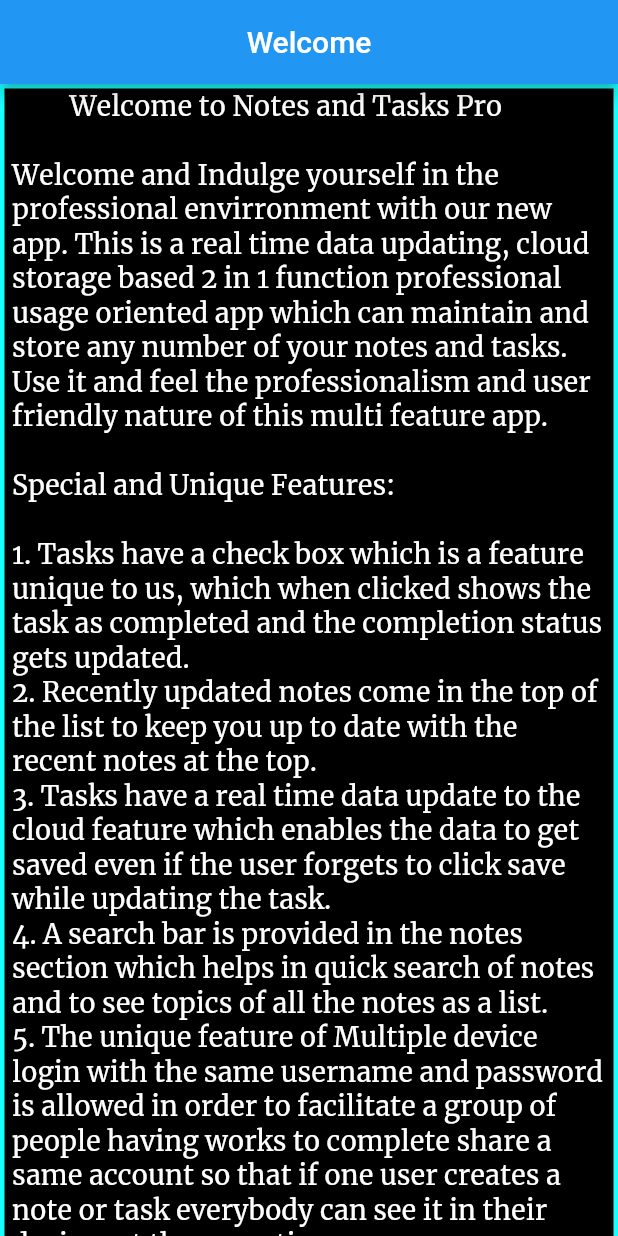
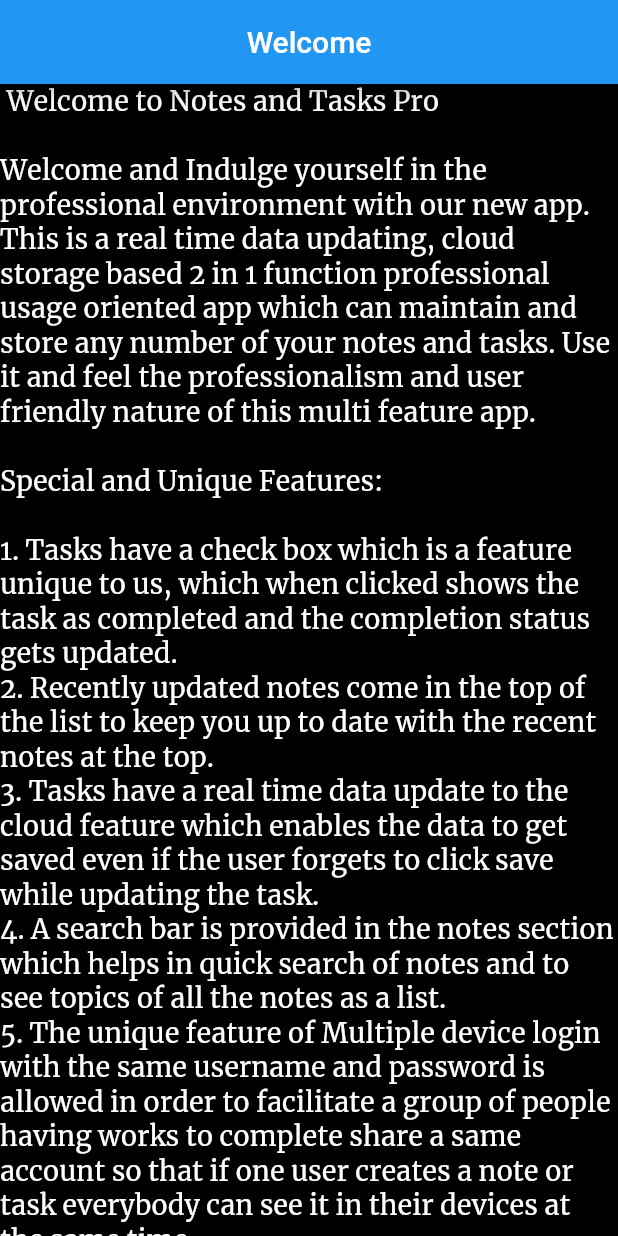
Before and after one commit to PISTON-HEAD/Notes-and-Tasks-App, a Flutter app: the screen it shows after launch, on a phone screen of 412 x 824 dp. Run offline on Flutter 3.47's test engine with Material 2 defaults, Android fonts, the phone set to English and light mode, and no system bars; our stand-ins replace cloud_firestore, firebase_auth, firebase_core, firebase_database, font_awesome_flutter, google_sign_in and 1 more; missing offline and left inert: flutter_share; accounts and stored records are empty.

Commit message:
A to do list app

```diff
--- a/lib/LogScreens/welcome.dart
+++ b/lib/LogScreens/welcome.dart
@@ -19,19 +19,14 @@ class _WelcomeScreenState extends State<WelcomeScreen> {
         backgroundColor: Colors.black,
         body:SingleChildScrollView(
             child:Expanded(
-              child: Container(
-                padding: EdgeInsets.symmetric(
-                  horizontal: 5,
-                ),
-                decoration: BoxDecoration(
-                  border: Border.all(color: Colors.cyanAccent, width: 3),
-                ),
               child: Column(
                 children: [
-                    Text("""
+                 Container(
+
+                   child:  Text("""
  Welcome to Notes and Tasks Pro
 
-Welcome and Indulge yourself in the professional envirronment with our new app. This is a real time data updating, cloud storage based 2 in 1 function professional usage oriented app which can maintain and store any number of your notes and tasks. Use it and feel the professionalism and user friendly nature of this multi feature app.
+Welcome and Indulge yourself in the professional environment with our new app. This is a real time data updating, cloud storage based 2 in 1 function professional usage oriented app which can maintain and store any number of your notes and tasks. Use it and feel the professionalism and user friendly nature of this multi feature app.
 
 Special and Unique Features:
 
@@ -41,10 +36,10 @@ Special and Unique Features:
 4. A search bar is provided in the notes section which helps in quick search of notes and to see topics of all the notes as a list.
 5. The unique feature of Multiple device login with the same username and password is allowed in order to facilitate a group of people having works to complete share a same account so that if one user creates a note or task everybody can see it in their devices at the same time.
 6. Notes have a special viewing feature in the display page which is unique to our app. When you swipe down on the note in the notes list page, you can see the full content of the note without going inside it itself.
-7. In both notes and tasks, the date and  time of the last edit done is updated and displayed which is very unqiue to this app.
+7. In both notes and tasks, the date and  time of the last edit done is updated and displayed which is very unique to this app.
 8. Notes have share option which is unique and very new to a notes app. You can share notes to anybody through any sharing application in your mobile. The format of the note is maintained irrespective of which app you choose to share it.
-9. This app doesnt take any space from your device for saving data of your notes and tasks. It is saved in real time in the app's cloud storage base.
-10. Signup is made easy and user friendly. Signup with app and a google signup option is also provided. Forgot password option is also provided wgich sends the user a mail with the link to reset your password, so your password is completely secure.
+9. This app doesn't take any space from your device for saving data of your notes and tasks. It is saved in real time in the app's cloud storage base.
+10. Signup is made easy and user friendly. Signup with app and a google signup option is also provided. Forgot password option is also provided which sends the user a mail with the link to reset your password, so your password is completely secure.
 
 Privacy Policy:
 This app is developed with non-profitable and community betterment aim by independent developers who are not involved in any business organisation. So, we assure you with utmost confidence that your data is safe in the app's cloud storage and it will not be accessed or tampered in any case and for any motive. The user's account password is encrypted and nobody else can access it in case oo both app login and google login.
@@ -55,22 +50,27 @@ The app does not ask for any type of personal details or device permissions from
                      fontSize: 18,
                      color: Colors.white,
                    ),),
+                 ),
                   MaterialButton(
                     color: Colors.greenAccent,
                     onPressed: (){
                       Navigator.pushReplacement(context, MaterialPageRoute(builder: (context) => SignIn_Page()));
                     },
+                    child: Container(
+                      width: MediaQuery.of(context).size.width/1.5,
+                      child: Center(
                         child: Text("I Agree",style: TextStyle(
                           fontFamily: "Merriweather",
                           fontWeight: FontWeight.w700,
                           fontSize: 22
                         ),),
                       ),
+                    ),
+                  ),
                   SizedBox(
                     height: 50,
                   ),
                 ],
-                ),
               ),
             ), ),
       ),
--- a/lib/widgets/customWidgets.dart
+++ b/lib/widgets/customWidgets.dart
@@ -25,7 +25,7 @@ TextStyle popStyle() {
 }
 
 TextStyle appBar_Style = TextStyle(
-  fontSize: 25,
+  fontSize: 22,
   fontWeight: FontWeight.bold,
   fontFamily: "Cinzel",//"Pacifico",
   letterSpacing: 1,
```
Also changed, not shown: lib/LogScreens/SignIn_Screen.dart (+19 -1 lines). Lines whose indentation alone changed are shown as unchanged.
